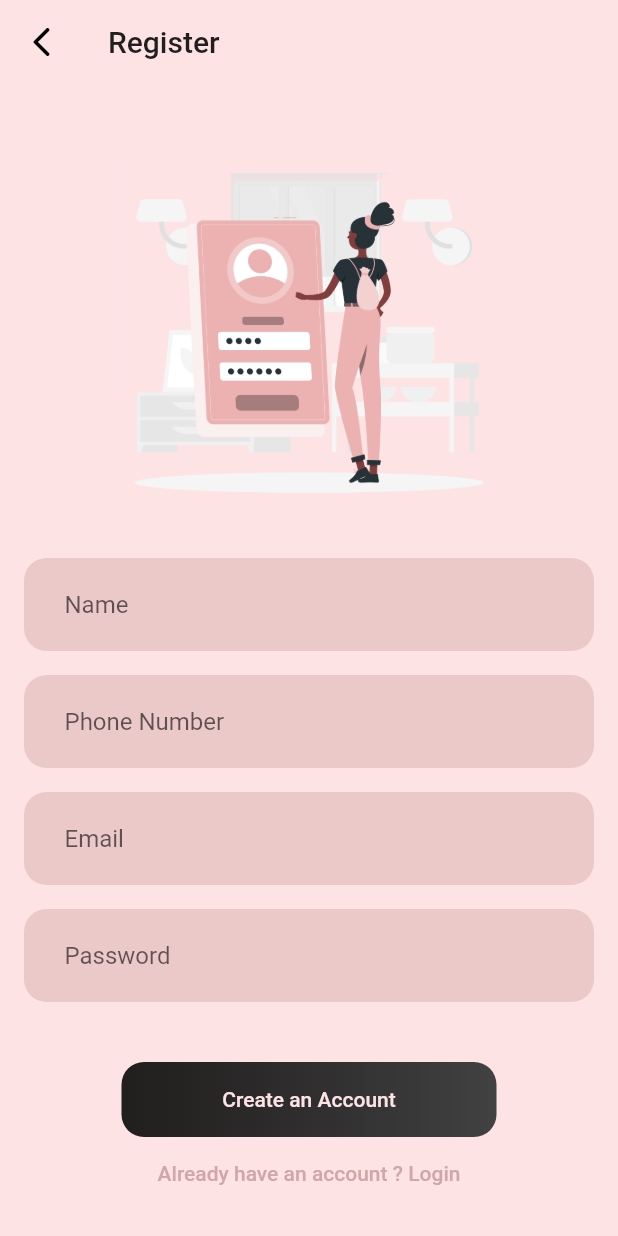
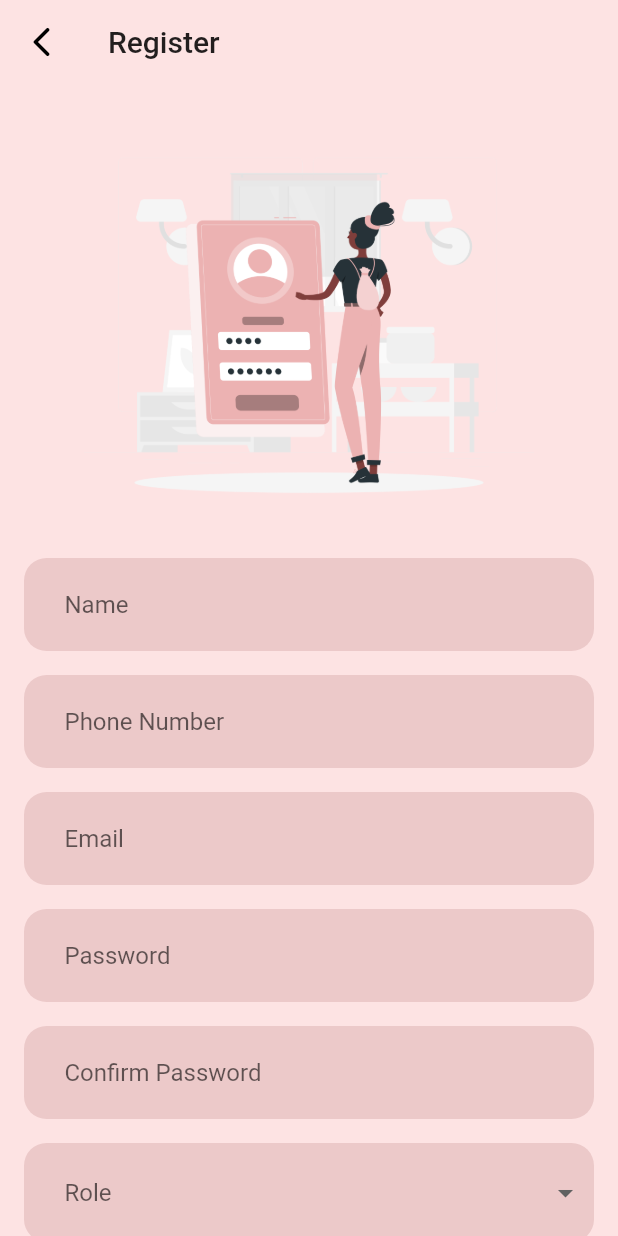
Before and after one commit to dhiyanesh-cyber/car-parking, a Flutter app: the RegisterPage screen opened by its route, on a phone screen of 412 x 824 dp. Run offline on Flutter 3.47's test engine with Material 2 defaults, Android fonts, the phone set to English and light mode, and no system bars; our stand-ins replace cloud_firestore, firebase_auth, firebase_core, firebase_storage, geolocator, google_maps_flutter and 5 more; missing offline and left inert: android_intent_plus, flutter_polyline_points, pay, upi_india, upi_pay_india; accounts and stored records are empty.

Commit message:
User role update

```diff
--- a/lib/presentation/auth/auth_service.dart
+++ b/lib/presentation/auth/auth_service.dart
@@ -39,6 +39,25 @@ class AuthService {
   //     return null;
   //   }
   // }
+
+
+  //saving user role to database
+  Future<void> saveUserRole(String userId, String role) async {
+    try {
+      // Reference to Firestore collection named "users"
+      CollectionReference usersCollection = FirebaseFirestore.instance.collection('users');
+
+      // Create a document reference for the user
+      DocumentReference userDocument = usersCollection.doc(userId);
+
+      // Update the user's role in Firestore
+      await userDocument.update({
+        'role': role,
+      });
+    } catch (e) {
+      print(e.toString());
+    }
+  }
 
   Future<User?> registerWithEmailAndPassword(
       String email,
@@ -111,4 +130,6 @@ class AuthService {
   }
 
 
+
+
 }
--- a/lib/presentation/auth/register_page.dart
+++ b/lib/presentation/auth/register_page.dart
@@ -15,6 +15,10 @@ class _RegisterPageState extends State<RegisterPage> {
   final TextEditingController _phoneNumberController = TextEditingController();
   final TextEditingController _emailController = TextEditingController();
   final TextEditingController _passwordController = TextEditingController();
+  final TextEditingController _confirmPasswordController = TextEditingController();
+
+
+  String? _selectedRole;
 
   AuthService _authService = AuthService();
 
@@ -131,6 +135,62 @@ class _RegisterPageState extends State<RegisterPage> {
                   ),
                 ),
               ),
+
+              SizedBox(height: 16),
+
+              Container(
+                decoration: BoxDecoration(
+                  color: myHexColorDark,
+                  borderRadius: BorderRadius.circular(15),
+                ),
+                child: Padding(
+                  padding: const EdgeInsets.all(7.0),
+                  child: TextField(
+                    cursorColor: Colors.black87,
+                    controller: _confirmPasswordController,
+                    decoration: InputDecoration(
+                      hintText: 'Confirm Password',
+                      labelStyle: TextStyle(color: Colors.black87),
+                      border: InputBorder.none,
+                      contentPadding:
+                      EdgeInsets.symmetric(horizontal: 20, vertical: 14),
+                    ),
+                    obscureText: true,
+                  ),
+                ),
+              ),
+              SizedBox(height: 16),
+
+              Container(
+                decoration: BoxDecoration(
+                  color: myHexColorDark,
+                  borderRadius: BorderRadius.circular(15),),
+                child: Padding(
+                  padding: const EdgeInsets.all(7.0),
+                  child: DropdownButtonFormField<String>(
+                    decoration: InputDecoration(
+                      hintText: 'Role',
+                      labelStyle: TextStyle(color: Colors.black87),
+                      border: InputBorder.none,
+                      contentPadding:
+                      EdgeInsets.symmetric(horizontal: 20, vertical: 14),
+                    ),
+                    value: _selectedRole,
+                    items: ['Client', 'Admin'].map((role) {
+                      return DropdownMenuItem<String>(
+                        value: role,
+                        child: Text(role),
+                      );
+                    }).toList(),
+                    onChanged: (String? newValue) {
+                      setState(() {
+                        _selectedRole = newValue;
+                      });
+                    },
+                  ),
+                ),
+              ),
+
               SizedBox(height: 40),
               Container(
                 height: 50.0,
@@ -145,8 +205,10 @@ class _RegisterPageState extends State<RegisterPage> {
                   onPressed: () async {
                     String email = _emailController.text.trim();
                     String password = _passwordController.text.trim();
+                    String confirmPassword = _confirmPasswordController.text.trim();
                     String name = _nameController.text.trim();
                     String phoneNumber = _phoneNumberController.text.trim();
+                    String role = _selectedRole ?? "Client";
 
                     if (phoneNumber.length != 10) {
                       ScaffoldMessenger.of(context).showSnackBar(
@@ -158,6 +220,13 @@ class _RegisterPageState extends State<RegisterPage> {
                     if (!_isValidEmail(email)) {
                       ScaffoldMessenger.of(context).showSnackBar(
                         SnackBar(content: Text('Enter a valid email')),
+                      );
+                      return;
+                    }
+
+                    if (password != confirmPassword) {
+                      ScaffoldMessenger.of(context).showSnackBar(
+                        SnackBar(content: Text('Passwords do not match')),
                       );
                       return;
                     }
@@ -184,6 +253,7 @@ class _RegisterPageState extends State<RegisterPage> {
                       password,
                       name,
                       phoneNumber,
+                      role,
                     );
 
                     if (user != null) {
@@ -254,7 +324,7 @@ class AuthService {
   }
 
   Future<User?> registerWithEmailAndPassword(
-      String email, String password, String name, String phoneNumber) async {
+      String email, String password, String name, String phoneNumber, String role) async {
     try {
       UserCredential result = await _auth.createUserWithEmailAndPassword(
         email: email,
@@ -267,7 +337,10 @@ class AuthService {
         // Save additional user data to Firestore
         await _firestore.collection('users').doc(user.uid).set({
           'name': name,
+          'email': email,
           'phoneNumber': phoneNumber,
+          'role': role,
+
         });
       }
 
```
Also changed, not shown: 1 other file.
